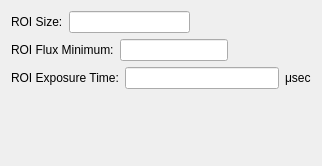
Before: the Qt Designer form forms/vimba_camera_config.ui in lsst-sitcom/spot_motion_monitor, drawn with Qt 5.
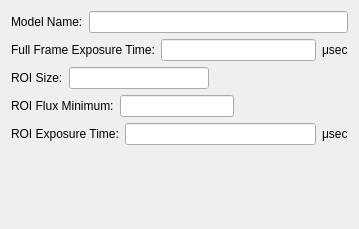
After: the same form once the commit is applied.

Commit message: Convert Vimba camera config tab to use config class.

The edit to the form file:
```diff
--- a/forms/vimba_camera_config.ui
+++ b/forms/vimba_camera_config.ui
@@ -6,8 +6,8 @@
    <rect>
     <x>0</x>
     <y>0</y>
-    <width>322</width>
-    <height>166</height>
+    <width>359</width>
+    <height>229</height>
    </rect>
   </property>
   <property name="windowTitle">
@@ -15,6 +15,47 @@
   </property>
   <layout class="QGridLayout" name="gridLayout">
    <item row="0" column="0">
+    <layout class="QHBoxLayout" name="horizontalLayout_5">
+     <item>
+      <widget class="QLabel" name="modelNameLabel">
+       <property name="text">
+        <string>Model Name:</string>
+       </property>
+       <property name="buddy">
+        <cstring>modelNameLineEdit</cstring>
+       </property>
+      </widget>
+     </item>
+     <item>
+      <widget class="QLineEdit" name="modelNameLineEdit"/>
+     </item>
+    </layout>
+   </item>
+   <item row="1" column="0">
+    <layout class="QHBoxLayout" name="horizontalLayout_4">
+     <item>
+      <widget class="QLabel" name="fullFrameExposureTimeLabel">
+       <property name="text">
+        <string>Full Frame Exposure Time:</string>
+       </property>
+       <property name="buddy">
+        <cstring>fullFrameExposureTimeLineEdit</cstring>
+       </property>
+      </widget>
+     </item>
+     <item>
+      <widget class="QLineEdit" name="fullFrameExposureTimeLineEdit"/>
+     </item>
+     <item>
+      <widget class="QLabel" name="fullFrameExposureTimeUnits">
+       <property name="text">
+        <string>&lt;html&gt;&lt;head/&gt;&lt;body&gt;&lt;p&gt;&amp;#956;sec&lt;/p&gt;&lt;/body&gt;&lt;/html&gt;</string>
+       </property>
+      </widget>
+     </item>
+    </layout>
+   </item>
+   <item row="2" column="0">
     <layout class="QHBoxLayout" name="horizontalLayout_3">
      <item>
       <widget class="QLabel" name="roiSizeLabel">
@@ -48,7 +89,7 @@
      </item>
     </layout>
    </item>
-   <item row="1" column="0">
+   <item row="3" column="0">
     <layout class="QHBoxLayout" name="horizontalLayout_2">
      <item>
       <widget class="QLabel" name="roiFluxMinLabel">
@@ -82,7 +123,7 @@
      </item>
     </layout>
    </item>
-   <item row="2" column="0">
+   <item row="4" column="0">
     <layout class="QHBoxLayout" name="horizontalLayout">
      <item>
       <widget class="QLabel" name="roiExposureTimeLabel">
@@ -113,7 +154,7 @@
      </item>
     </layout>
    </item>
-   <item row="3" column="0">
+   <item row="5" column="0">
     <spacer name="verticalSpacer">
      <property name="orientation">
       <enum>Qt::Vertical</enum>
```
The commit also changes 5 other files.
